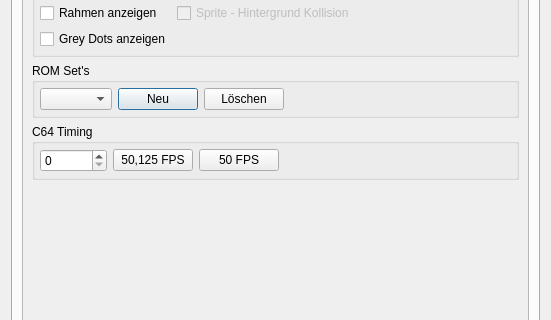
First picture: the form in src/setup_window.ui, repository ThKattanek/emu64, before the edit; both pictures show x 0 to 551 and y 243 to 563 of the 551 by 741 pixel window.
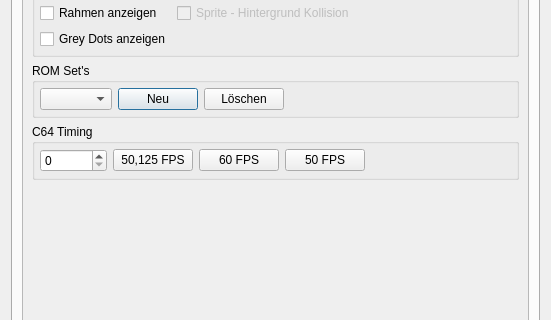
Second picture: the form after the edit. The open tabs and pages were chosen to show the change.

Commit message: added 60Hz Timing as a default button in settings window

Diff of the .ui file:
```diff
--- a/src/setup_window.ui
+++ b/src/setup_window.ui
@@ -309,6 +309,13 @@
                 </property>
                </widget>
               </item>
+              <item>
+               <widget class="QPushButton" name="default_60hz">
+                <property name="text">
+                 <string>60 FPS</string>
+                </property>
+               </widget>
+              </item>
               <item>
                <widget class="QPushButton" name="default_50hz">
                 <property name="text">
```
Left out of the diff: 2 changed lines with no effect on the pictures. The commit also changes 2 other files.
